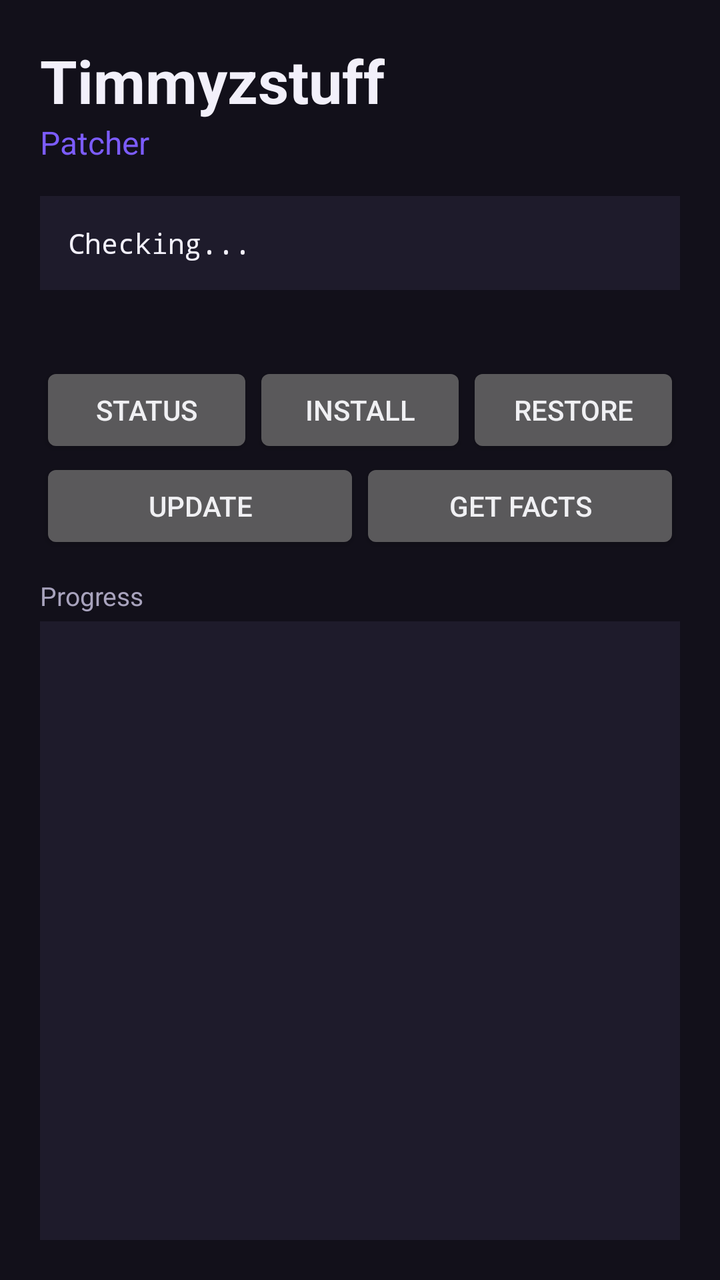
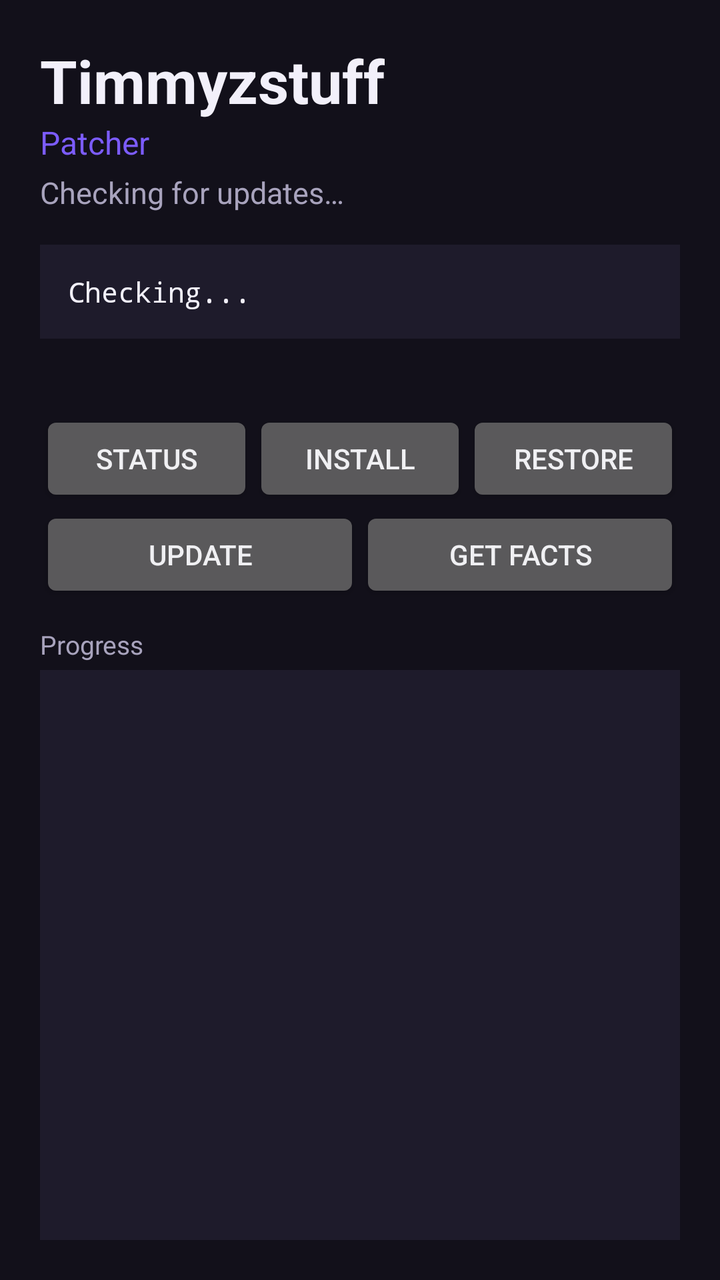

Compare the two renders of this Android layout. The source of the first and the diff that turns it into the second are given below.
<!-- AndroidManifest.xml: application theme android:Theme.DeviceDefault.NoActionBar -->
<!-- res/layout/activity_main.xml -->
<?xml version="1.0" encoding="utf-8"?>
<LinearLayout xmlns:android="http://schemas.android.com/apk/res/android"
    android:layout_width="match_parent"
    android:layout_height="match_parent"
    android:background="@color/tz_bg"
    android:orientation="vertical"
    android:padding="20dp">

    <TextView
        android:layout_width="wrap_content"
        android:layout_height="wrap_content"
        android:text="@string/app_name"
        android:textColor="@color/tz_text"
        android:textSize="30sp"
        android:textStyle="bold" />

    <TextView
        android:id="@+id/tagline"
        android:layout_width="wrap_content"
        android:layout_height="wrap_content"
        android:text="@string/tagline"
        android:textColor="@color/tz_accent"
        android:textSize="16sp" />

    <TextView
        android:id="@+id/statusText"
        android:layout_width="match_parent"
        android:layout_height="wrap_content"
        android:layout_marginTop="16dp"
        android:background="@color/tz_card"
        android:fontFamily="monospace"
        android:padding="14dp"
        android:text="Checking..."
        android:textColor="@color/tz_text"
        android:textSize="14sp" />

    <ProgressBar
        android:id="@+id/progress"
        style="?android:attr/progressBarStyleHorizontal"
        android:layout_width="match_parent"
        android:layout_height="wrap_content"
        android:layout_marginTop="12dp"
        android:indeterminate="true"
        android:visibility="invisible" />

    <LinearLayout
        android:layout_width="match_parent"
        android:layout_height="wrap_content"
        android:layout_marginTop="8dp"
        android:orientation="horizontal">

        <Button
            android:id="@+id/btnStatus"
            android:layout_width="0dp"
            android:layout_height="wrap_content"
            android:layout_weight="1"
            android:text="@string/btn_status" />

        <Button
            android:id="@+id/btnInstall"
            android:layout_width="0dp"
            android:layout_height="wrap_content"
            android:layout_weight="1"
            android:text="@string/btn_install" />

        <Button
            android:id="@+id/btnRestore"
            android:layout_width="0dp"
            android:layout_height="wrap_content"
            android:layout_weight="1"
            android:text="@string/btn_restore" />
    </LinearLayout>

    <LinearLayout
        android:layout_width="match_parent"
        android:layout_height="wrap_content"
        android:orientation="horizontal">

        <Button
            android:id="@+id/btnUpdate"
            android:layout_width="0dp"
            android:layout_height="wrap_content"
            android:layout_weight="1"
            android:text="@string/btn_update" />

        <Button
            android:id="@+id/btnFacts"
            android:layout_width="0dp"
            android:layout_height="wrap_content"
            android:layout_weight="1"
            android:text="@string/btn_facts" />
    </LinearLayout>

    <TextView
        android:layout_width="wrap_content"
        android:layout_height="wrap_content"
        android:layout_marginTop="12dp"
        android:text="@string/log_title"
        android:textColor="@color/tz_muted"
        android:textSize="13sp" />

    <ScrollView
        android:id="@+id/logScroll"
        android:layout_width="match_parent"
        android:layout_height="0dp"
        android:layout_marginTop="4dp"
        android:layout_weight="1"
        android:background="@color/tz_card">

        <TextView
            android:id="@+id/logText"
            android:layout_width="match_parent"
            android:layout_height="wrap_content"
            android:fontFamily="monospace"
            android:padding="12dp"
            android:textColor="@color/tz_muted"
            android:textSize="13sp" />
    </ScrollView>
</LinearLayout>
<!-- resources referenced by this layout -->
<resources>
  <color name="tz_accent">#7C5CFF</color>
  <color name="tz_bg">#12101A</color>
  <color name="tz_card">#1E1B2B</color>
  <color name="tz_muted">#A8A3BD</color>
  <color name="tz_text">#F2F0FA</color>
  <string name="app_name">Timmyzstuff</string>
  <string name="btn_facts">Get facts</string>
  <string name="btn_install">Install</string>
  <string name="btn_restore">Restore</string>
  <string name="btn_status">Status</string>
  <string name="btn_update">Update</string>
  <string name="log_title">Progress</string>
  <string name="tagline">Patcher</string>
</resources>

<!-- the commit's change to res/layout/activity_main.xml (unified diff, before → after) -->
@@ -21,6 +21,15 @@
         android:text="@string/tagline"
         android:textColor="@color/tz_accent"
         android:textSize="16sp" />
+
+    <TextView
+        android:id="@+id/updateStatus"
+        android:layout_width="wrap_content"
+        android:layout_height="wrap_content"
+        android:layout_marginTop="4dp"
+        android:text="Checking for updates…"
+        android:textColor="@color/tz_muted"
+        android:textSize="15sp" />
 
     <TextView
         android:id="@+id/statusText"
